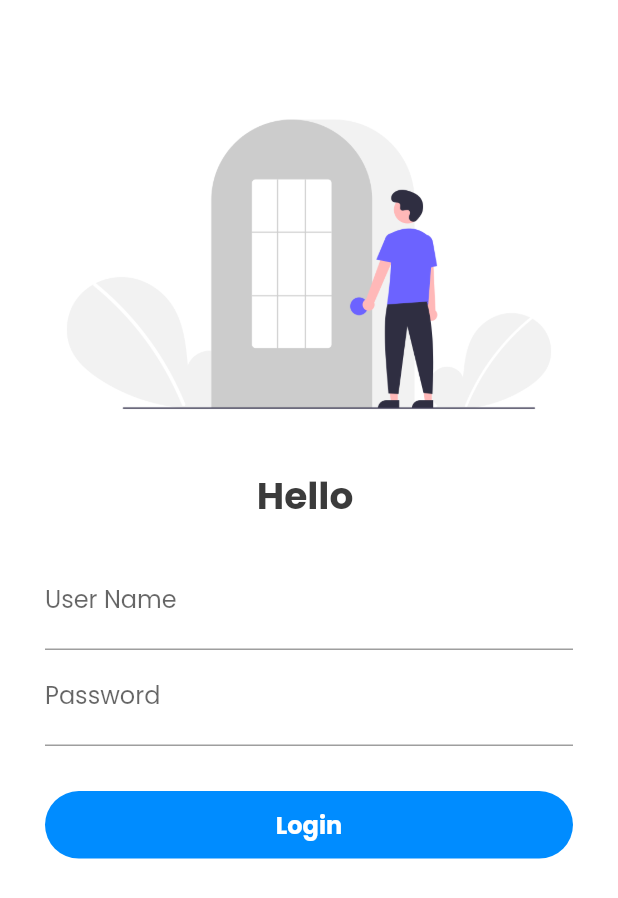
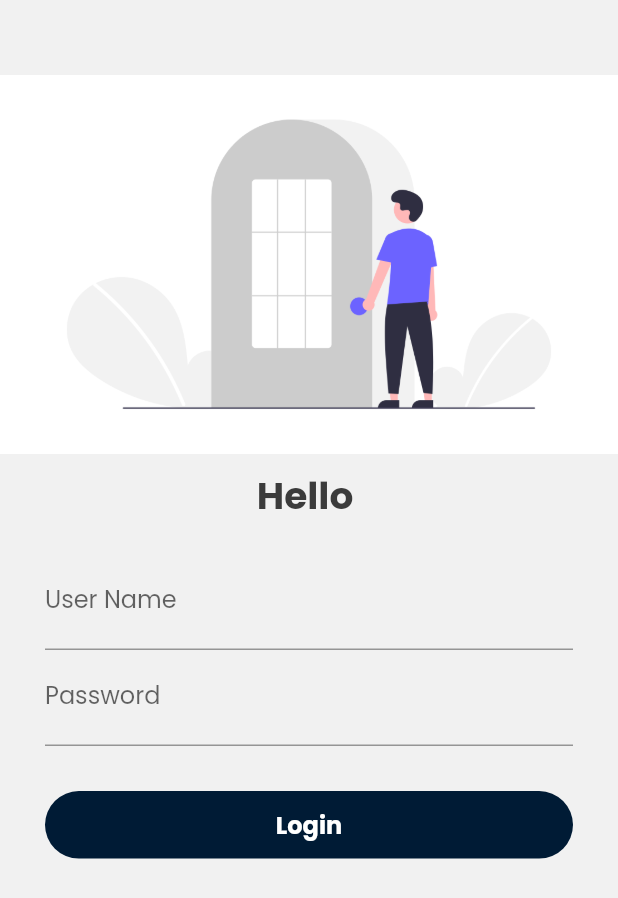
Before and after one commit to lxtheticBetter/second_app, a Flutter app: the LoginScreen screen opened by its route, on a phone screen of 412 x 824 dp. Shown: the top 898 px of the screen. Run offline on Flutter 3.47's test engine with Material 2 defaults, Android fonts, the phone set to English and light mode, and no system bars; our stand-ins replace google_fonts; network calls fail.

```diff
--- a/lib/pages/login_screen.dart
+++ b/lib/pages/login_screen.dart
@@ -1,5 +1,6 @@
 import 'package:flutter/material.dart';
 import 'package:second_app/utils/routes.dart';
+import 'package:second_app/utils/themes.dart';
 
 class LoginScreen extends StatefulWidget {
   const LoginScreen({Key? key}) : super(key: key);
@@ -20,7 +21,7 @@ class _LoginScreenState extends State<LoginScreen> {
         changedButton = true;
       });
       await Future.delayed(const Duration(seconds: 1));
-      await Navigator.pushNamed(context, Routes.homeScreen);
+      await Navigator.pushNamed(context, Routes.homeScreenRoute);
       setState(() {
         changedButton = false;
       });
@@ -30,7 +31,7 @@ class _LoginScreenState extends State<LoginScreen> {
   @override
   Widget build(BuildContext context) {
     return Material(
-      color: const Color.fromRGBO(255, 255, 255, 1),
+      color: Theme.of(context).canvasColor,
       /* appBar: AppBar(
         title: const Text('Login'),
       ), */
@@ -97,7 +98,7 @@ class _LoginScreenState extends State<LoginScreen> {
                       padding: const EdgeInsets.only(top: 30),
                       child: Material(
                         borderRadius: BorderRadius.circular(30),
-                        color: const Color.fromRGBO(0, 140, 255, 1),
+                        color: CustomTheme.darkColor,
                         child: InkWell(
                           splashColor: const Color.fromRGBO(50, 163, 255, 1),
                           onTap: () => moveToHome(context),
--- a/lib/utils/routes.dart
+++ b/lib/utils/routes.dart
@@ -1,4 +1,6 @@
 class Routes {
   static String loginRoute = '/login/';
-  static String homeScreen = '/home/';
+  static String homeScreenRoute = '/home/';
+  static String homeScreenDetailsRoute = '/homeDetails/';
+  static String cartRoute = '/cart/';
 }
--- a/lib/utils/themes.dart
+++ b/lib/utils/themes.dart
@@ -4,7 +4,14 @@ import 'package:google_fonts/google_fonts.dart';
 class CustomTheme {
   static ThemeData lightTheme(BuildContext context) => ThemeData(
         fontFamily: GoogleFonts.poppins().fontFamily,
-        scaffoldBackgroundColor: Color.fromARGB(255, 241, 241, 241),
+        // scaffoldBackgroundColor: const Color.fromRGBO(241, 241, 241, 1),
+        cardColor: Colors.white,
+        canvasColor: bgColor,
+        secondaryHeaderColor: subText,
+        floatingActionButtonTheme: FloatingActionButtonThemeData(
+          backgroundColor: darkColor,
+          foregroundColor: Colors.white,
+        ),
         appBarTheme: AppBarTheme(
           color: Colors.white,
           elevation: 0,
@@ -18,8 +25,35 @@ class CustomTheme {
         ),
       );
 
-  static ThemeData darkTheme(BuildContext context) =>
-      ThemeData(brightness: Brightness.dark);
+  static ThemeData darkTheme(BuildContext context) => ThemeData(
+        fontFamily: GoogleFonts.poppins().fontFamily,
+        brightness: Brightness.dark,
+        // scaffoldBackgroundColor: Colors.white12,
+        cardColor: Colors.black,
+        canvasColor: darkCreamColor,
+        floatingActionButtonTheme: FloatingActionButtonThemeData(
+          backgroundColor: Colors.indigo.shade400,
+          foregroundColor: Colors.white,
+        ),
+        primaryColor: Colors.white,
+        secondaryHeaderColor: Colors.white60,
+        appBarTheme: AppBarTheme(
+          color: Colors.black87,
+          elevation: 0,
+          iconTheme: const IconThemeData(color: Colors.white),
+          toolbarTextStyle: const TextStyle(color: Colors.white),
+          titleTextStyle: TextStyle(
+            color: Colors.white,
+            fontSize: 20,
+            fontFamily: GoogleFonts.poppins().fontFamily,
+          ),
+        ),
+      );
 
-  static const darkColor = Color.fromRGBO(0, 46, 88, 1);
+  static Color darkColor = const Color.fromRGBO(0, 27, 53, 1);
+  static Color bgColor = const Color.fromRGBO(241, 241, 241, 1);
+  static Color subText = Colors.black54;
+
+  static Color darkCreamColor = Colors.grey.shade900;
+  static Color lightBluishColor = Colors.purple.shade200;
 }
```
Also changed, not shown: lib/main.dart (+7 -4 lines), lib/models/product.dart (+9 -0 lines), lib/pages/cart_screen.dart (added, +19 -0 lines), lib/pages/home_screen.dart (+14 -137 lines), lib/pages/home_widgets/product_item.dart (added, +125 -0 lines), lib/pages/home_widgets/products_list.dart (added, +31 -0 lines), lib/pages/home_widgets/products_screen_header.dart (added, +47 -0 lines), lib/pages/product_details_page.dart (added, +150 -0 lines).
